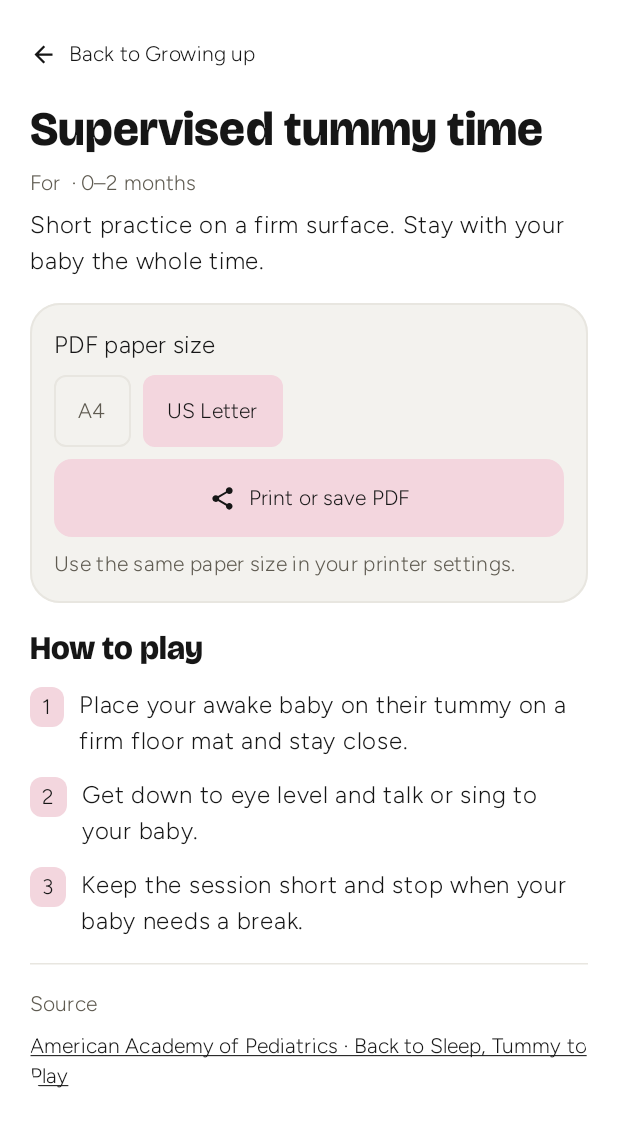
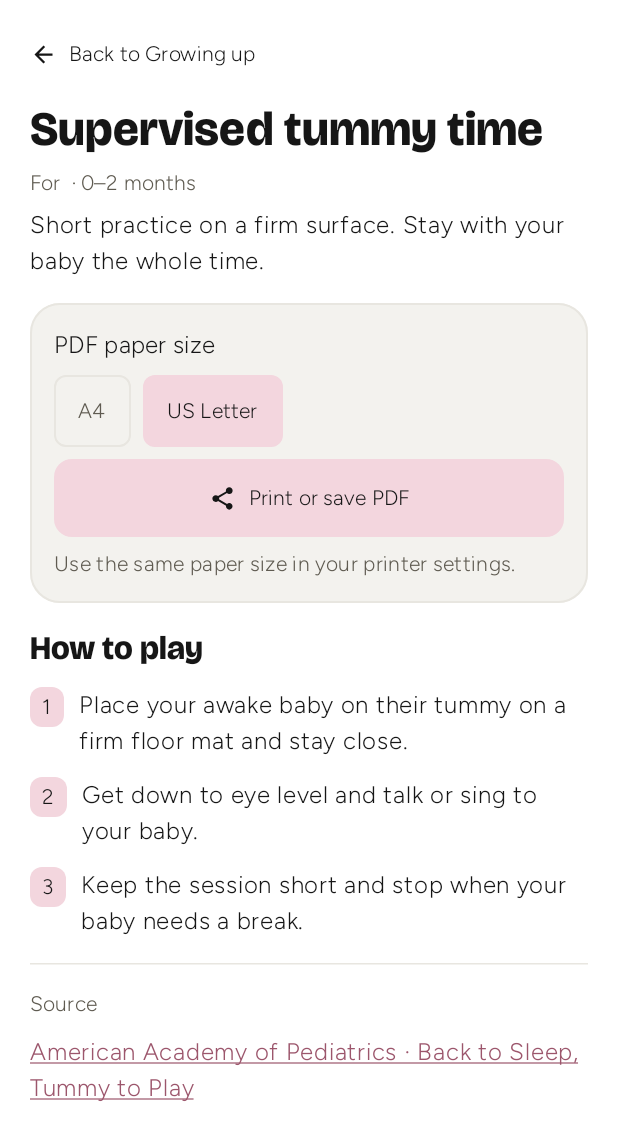
Before and after one commit to runwithfun/family-care, an Android app built with Jetpack Compose: the composable ActivityPrintScreen called with empty values, on a phone screen of 412 x 824 dp. Shown: the top 1140 px of the screen. Run offline under Robolectric (Android 15) with nearby library versions, the phone set to English and light mode, and no system bars; our stand-ins replace Compose Multiplatform resources.

Commit message:
Show the activity Source as plain underlined text.
Replace the outlined Source control on the printable card with a text link so it reads as a citation, not a second button.

```diff
--- a/app/composeApp/src/commonMain/kotlin/com/runwithfun/familycare/ui/ActivityPrintScreen.kt
+++ b/app/composeApp/src/commonMain/kotlin/com/runwithfun/familycare/ui/ActivityPrintScreen.kt
@@ -1,6 +1,7 @@
 package com.runwithfun.familycare.ui
 
 import androidx.compose.foundation.BorderStroke
+import androidx.compose.foundation.clickable
 import androidx.compose.foundation.layout.Arrangement
 import androidx.compose.foundation.layout.Column
 import androidx.compose.foundation.layout.ExperimentalLayoutApi
@@ -40,6 +41,7 @@ import androidx.compose.ui.Alignment
 import androidx.compose.ui.Modifier
 import androidx.compose.ui.platform.LocalUriHandler
 import androidx.compose.ui.semantics.LiveRegionMode
+import androidx.compose.ui.semantics.Role
 import androidx.compose.ui.semantics.heading
 import androidx.compose.ui.semantics.liveRegion
 import androidx.compose.ui.semantics.semantics
@@ -195,15 +197,19 @@ fun ActivityPrintScreen(
             }
 
             HorizontalDivider(color = colors.outlineVariant)
-            Column {
+            Column(verticalArrangement = Arrangement.spacedBy(4.dp)) {
                 Text("Source", style = type.labelLarge, color = colors.onSurfaceVariant)
-                TextButton(
-                    onClick = { uriHandler.openUri(activity.sourceUrl) },
-                    modifier = Modifier.heightIn(min = 48.dp),
-                    contentPadding = PaddingValues(vertical = 8.dp),
-                ) {
-                    Text(activity.sourceLabel, textDecoration = TextDecoration.Underline)
-                }
+                Text(
+                    activity.sourceLabel,
+                    modifier = Modifier
+                        .fillMaxWidth()
+                        .heightIn(min = 44.dp)
+                        .clickable(role = Role.Button) { uriHandler.openUri(activity.sourceUrl) }
+                        .padding(vertical = 6.dp),
+                    style = type.bodyLarge,
+                    color = colors.secondary,
+                    textDecoration = TextDecoration.Underline,
+                )
             }
         }
     }
```
